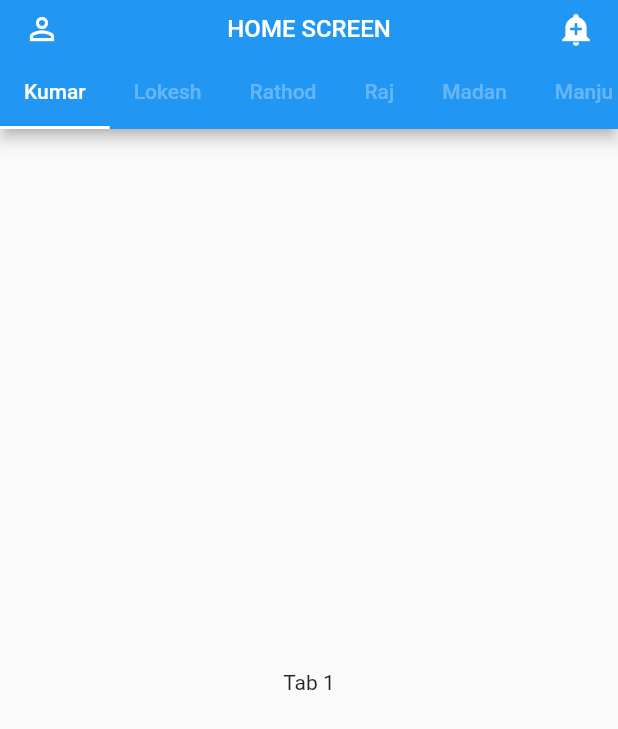
After one commit to harshit-kishor2/flutter_bloc_cubit, a Flutter app: the screen it shows after launch, after a tap on "Open Tab View", on a phone screen of 412 x 824 dp. The commit adds this screen. Shown: the top 729 px of the screen. Run offline on Flutter 3.47's test engine with Material 2 defaults, Android fonts, the phone set to English and light mode, and no system bars; our stand-ins replace bloc, equatable, flutter_bloc.

Commit message:
tab view implemet

```diff
--- a/lib/views/Screens/home_screen.dart
+++ b/lib/views/Screens/home_screen.dart
@@ -1,6 +1,7 @@
 import 'dart:async';
 
 import 'package:cubit_demo/view_model/view_model.dart';
+import 'package:cubit_demo/views/Screens/tab_view.dart';
 import 'package:flutter/material.dart';
 
 class HomeScreen extends StatefulWidget {
@@ -113,6 +114,16 @@ class _HomeScreenState extends State<HomeScreen> {
                       onDecrement(context);
                     },
                     child: const Text("Decrement"),
+                  ),
+                  ElevatedButton(
+                    onPressed: () {
+                      Navigator.push(
+                          context,
+                          MaterialPageRoute(
+                              builder: (BuildContext context) =>
+                                  const TabView()));
+                    },
+                    child: const Text("Open Tab View"),
                   )
                 ],
               )
--- /dev/null
+++ b/lib/views/Screens/tab_view.dart
@@ -0,0 +1,75 @@
+import 'package:flutter/material.dart';
+
+class TabView extends StatelessWidget {
+  const TabView({Key? key}) : super(key: key);
+
+  @override
+  Widget build(BuildContext context) {
+    return DefaultTabController(
+      length: 6,
+      child: Scaffold(
+          appBar: AppBar(
+            centerTitle: true,
+            leading: const Icon(Icons.person_outline),
+            title: const Text(
+              "HOME SCREEN",
+              style: TextStyle(fontSize: 16.0),
+            ),
+            bottom: PreferredSize(
+                child: TabBar(
+                    isScrollable: true,
+                    unselectedLabelColor: Colors.white.withOpacity(0.3),
+                    indicatorColor: Colors.white,
+                    tabs: const [
+                      Tab(
+                        child: Text("Kumar"),
+                      ),
+                      Tab(
+                        child: Text("Lokesh"),
+                      ),
+                      Tab(
+                        child: Text("Rathod"),
+                      ),
+                      Tab(
+                        child: Text("Raj"),
+                      ),
+                      Tab(
+                        child: Text("Madan"),
+                      ),
+                      Tab(
+                        child: Text("Manju"),
+                      )
+                    ]),
+                preferredSize: const Size.fromHeight(30.0)),
+            actions: const <Widget>[
+              Padding(
+                padding: EdgeInsets.only(right: 16.0),
+                child: Icon(Icons.add_alert),
+              ),
+            ],
+          ),
+          body: const TabBarView(
+            children: <Widget>[
+              Center(
+                child: Text("Tab 1"),
+              ),
+              Center(
+                child: Text("Tab 2"),
+              ),
+              Center(
+                child: Text("Tab 3"),
+              ),
+              Center(
+                child: Text("Tab 4"),
+              ),
+              Center(
+                child: Text("Tab 5"),
+              ),
+              Center(
+                child: Text("Tab 6"),
+              ),
+            ],
+          )),
+    );
+  }
+}
```
